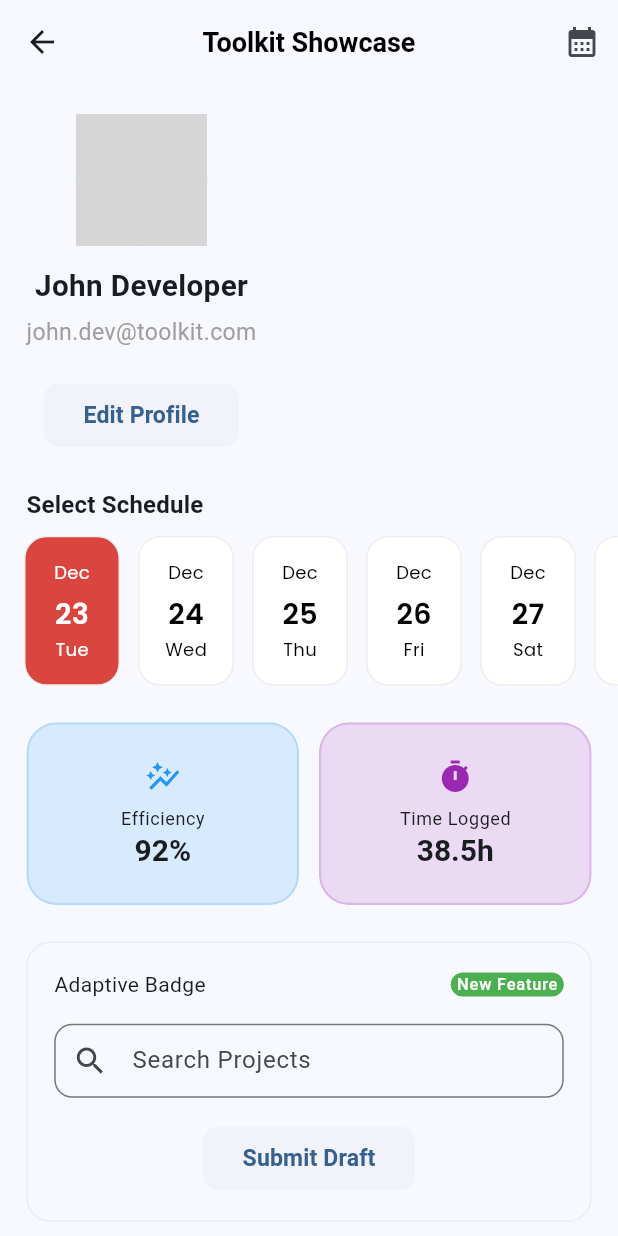
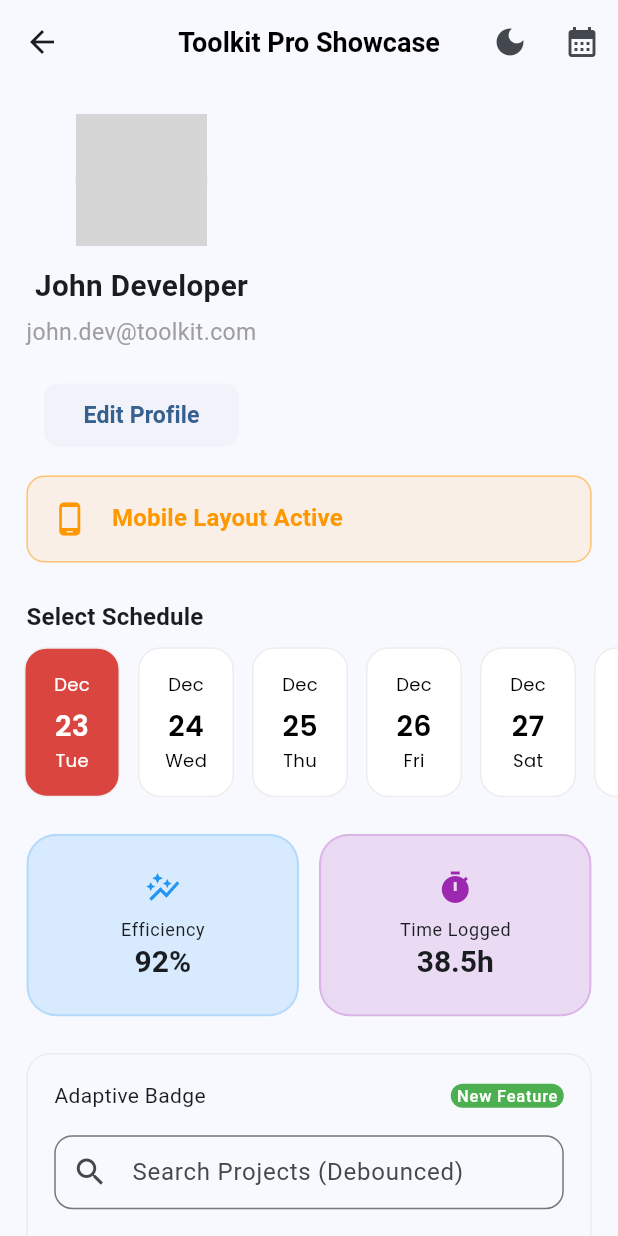
Before and after one commit to ajutheman/easy_dev_toolkit, a Flutter app: the screen it shows after launch, on a phone screen of 412 x 824 dp. Run offline on Flutter 3.47's test engine with Material 3 defaults, Android fonts, the phone set to English and light mode, and no system bars; our stand-ins replace connectivity_plus, dio, fluttertoast, google_fonts, shared_preferences; missing offline and left inert: encrypt; network calls fail; grey boxes are pictures that could not be loaded.

Commit message:
Release 0.2.0: Pro Upgrade Phase 1

```diff
--- a/example/lib/main.dart
+++ b/example/lib/main.dart
@@ -16,12 +16,18 @@ class DemoApp extends StatelessWidget {
 
   @override
   Widget build(BuildContext context) {
-    return MaterialApp(
-      title: "Easy Dev Toolkit Showcase",
-      debugShowCheckedModeBanner: false,
-      theme: EasyTheme.light(),
-      darkTheme: EasyTheme.dark(),
-      home: const DashboardScreen(),
+    return ListenableBuilder(
+      listenable: EasyTheme.instance,
+      builder: (context, _) {
+        return MaterialApp(
+          title: "Easy Dev Toolkit Pro",
+          debugShowCheckedModeBanner: false,
+          theme: EasyTheme.light(),
+          darkTheme: EasyTheme.dark(),
+          themeMode: EasyTheme.mode,
+          home: const DashboardScreen(),
+        );
+      },
     );
   }
 }
@@ -37,6 +43,30 @@ class _DashboardScreenState extends State<DashboardScreen> {
   final TextEditingController _searchController = TextEditingController();
   int _selectedDateIndex = 0;
 
+  Widget _responsiveCard(String title, Color color, IconData icon) {
+    return Container(
+      padding: EdgeInsets.all(AppSpacing.md),
+      decoration: BoxDecoration(
+        color: color.withValues(alpha: 0.1),
+        borderRadius: AppRadius.roundedMd,
+        border: Border.all(color: color.withValues(alpha: 0.5)),
+      ),
+      child: Row(
+        children: [
+          Icon(icon, color: color),
+          AppSpacing.gutterMd,
+          Text(
+            title,
+            style: context.textTheme.titleMedium?.copyWith(
+              color: color,
+              fontWeight: FontWeight.bold,
+            ),
+          ),
+        ],
+      ),
+    );
+  }
+
   @override
   Widget build(BuildContext context) {
     // Initialize responsive sizing
@@ -44,8 +74,12 @@ class _DashboardScreenState extends State<DashboardScreen> {
 
     return Scaffold(
       appBar: EasyAppBar.simple(
-        title: "Toolkit Showcase",
+        title: "Toolkit Pro Showcase",
         actions: [
+          IconButton(
+            icon: Icon(context.isDarkMode ? Icons.light_mode : Icons.dark_mode),
+            onPressed: () => EasyTheme.toggle(),
+          ),
           IconButton(
             icon: const Icon(Icons.calendar_month),
             onPressed: () => context.push(const FullCalendarScreen()),
@@ -66,6 +100,18 @@ class _DashboardScreenState extends State<DashboardScreen> {
                 name: "John Developer",
                 email: "john.dev@toolkit.com",
                 avatar: "https://i.pravatar.cc/150?u=a042581f4e29026704d",
+              ),
+            ),
+
+            SizedBox(height: 16.h),
+
+            // Pro: Responsive Builder Section
+            Padding(
+              padding: EdgeInsets.symmetric(horizontal: 16.w),
+              child: ResponsiveBuilder(
+                mobile: _responsiveCard("Mobile Layout Active", Colors.orange, Icons.phone_android),
+                tablet: _responsiveCard("Tablet Layout Active", Colors.green, Icons.tablet_mac),
+                desktop: _responsiveCard("Desktop Layout Active", Colors.blue, Icons.desktop_windows),
               ),
             ),
 
@@ -158,8 +204,13 @@ class _DashboardScreenState extends State<DashboardScreen> {
                     SizedBox(height: 16.h),
                     AdaptiveTextField(
                       controller: _searchController,
-                      label: "Search Projects",
+                      label: "Search Projects (Debounced)",
                       prefixIcon: const Icon(Icons.search),
+                      onChanged: (val) {
+                        EasyDebounce.run("search", AppDurations.medium, () {
+                          EasyToast.show("Debounced Search: $val");
+                        });
+                      },
                     ),
                     SizedBox(height: 16.h),
                     AdaptiveButton.filled(
--- a/lib/core/app_theme.dart
+++ b/lib/core/app_theme.dart
@@ -1,7 +1,28 @@
 import 'package:flutter/material.dart';
 
-class EasyTheme {
-  static ThemeData light({Color primary = Colors.blue}) {
+class EasyTheme extends ChangeNotifier {
+  static final EasyTheme instance = EasyTheme._();
+  EasyTheme._();
+
+  ThemeMode _mode = ThemeMode.light;
+
+  /// Current theme mode (light, dark, or system)
+  static ThemeMode get mode => instance._mode;
+
+  /// Toggle between light and dark modes
+  static void toggle() {
+    instance._mode =
+        instance._mode == ThemeMode.dark ? ThemeMode.light : ThemeMode.dark;
+    instance.notifyListeners();
+  }
+
+  /// Explicitly set the theme mode
+  static void set(ThemeMode mode) {
+    instance._mode = mode;
+    instance.notifyListeners();
+  }
+
+  static ThemeData light({Color primary = const Color(0xFF2196F3)}) {
     return ThemeData(
       colorScheme: ColorScheme.fromSeed(seedColor: primary),
       useMaterial3: true,
@@ -25,7 +46,7 @@ class EasyTheme {
     );
   }
 
-  static ThemeData dark({Color primary = Colors.blue}) {
+  static ThemeData dark({Color primary = const Color(0xFF2196F3)}) {
     final base = ThemeData.dark(useMaterial3: true);
     return base.copyWith(
       colorScheme: ColorScheme.fromSeed(
@@ -51,4 +72,16 @@ class EasyTheme {
       ),
     );
   }
+
+  /// AMOLED theme variant
+  static ThemeData amoled() {
+    return dark(primary: Colors.blue).copyWith(
+      scaffoldBackgroundColor: Colors.black,
+      colorScheme: ColorScheme.fromSeed(
+        seedColor: Colors.blue,
+        brightness: Brightness.dark,
+        surface: Colors.black,
+      ),
+    );
+  }
 }
--- a/lib/core/breakpoints.dart
+++ b/lib/core/breakpoints.dart
@@ -1,8 +1,4 @@
-import 'size_config.dart';
-
-class BreakPoints {
-  static bool get isPhone => SizeConfig.screenWidth < 600;
-  static bool get isTablet =>
-      SizeConfig.screenWidth >= 600 && SizeConfig.screenWidth < 1024;
-  static bool get isDesktop => SizeConfig.screenWidth >= 1024;
+class Breakpoints {
+  static const double tablet = 600.0;
+  static const double desktop = 1200.0;
 }
--- /dev/null
+++ b/lib/core/responsive_builder.dart
@@ -0,0 +1,33 @@
+import 'package:flutter/material.dart';
+import 'breakpoints.dart';
+
+/// A widget that builds different layouts based on the screen width.
+///
+/// It uses the breakpoints defined in [Breakpoints] to decide which layout to show.
+class ResponsiveBuilder extends StatelessWidget {
+  final Widget mobile;
+  final Widget? tablet;
+  final Widget? desktop;
+
+  const ResponsiveBuilder({
+    super.key,
+    required this.mobile,
+    this.tablet,
+    this.desktop,
+  });
+
+  @override
+  Widget build(BuildContext context) {
+    return LayoutBuilder(
+      builder: (context, constraints) {
+        if (constraints.maxWidth >= Breakpoints.desktop) {
+          return desktop ?? tablet ?? mobile;
+        }
+        if (constraints.maxWidth >= Breakpoints.tablet) {
+          return tablet ?? mobile;
+        }
+        return mobile;
+      },
+    );
+  }
+}
--- /dev/null
+++ b/lib/design_system/app_tokens.dart
@@ -0,0 +1,41 @@
+import 'package:flutter/material.dart';
+
+/// Standardized border radius tokens for the design system.
+class AppRadius {
+  static const double xs = 4.0;
+  static const double sm = 8.0;
+  static const double md = 12.0;
+  static const double lg = 16.0;
+  static const double xl = 24.0;
+  static const double circular = 999.0;
+
+  static BorderRadius get roundedXs => BorderRadius.circular(xs);
+  static BorderRadius get roundedSm => BorderRadius.circular(sm);
+  static BorderRadius get roundedMd => BorderRadius.circular(md);
+  static BorderRadius get roundedLg => BorderRadius.circular(lg);
+  static BorderRadius get roundedXl => BorderRadius.circular(xl);
+  static BorderRadius get roundedCircular => BorderRadius.circular(circular);
+}
+
+/// Standardized spacing tokens for consistent margins and gaps.
+class AppSpacing {
+  static const double xs = 4.0;
+  static const double sm = 8.0;
+  static const double md = 16.0;
+  static const double lg = 24.0;
+  static const double xl = 32.0;
+  static const double xxl = 48.0;
+
+  static const SizedBox gutterXs = SizedBox(width: xs, height: xs);
+  static const SizedBox gutterSm = SizedBox(width: sm, height: sm);
+  static const SizedBox gutterMd = SizedBox(width: md, height: md);
+  static const SizedBox gutterLg = SizedBox(width: lg, height: lg);
+  static const SizedBox gutterXl = SizedBox(width: xl, height: xl);
+}
+
+/// Standardized animation duration tokens.
+class AppDurations {
+  static const Duration fast = Duration(milliseconds: 200);
+  static const Duration medium = Duration(milliseconds: 400);
+  static const Duration slow = Duration(milliseconds: 600);
+}
--- a/lib/easy_dev_toolkit.dart
+++ b/lib/easy_dev_toolkit.dart
@@ -1,6 +1,8 @@
 // Core
 export 'core/size_config.dart';
 export 'core/responsive_extensions.dart';
+export 'core/state_extensions.dart';
+export 'core/responsive_builder.dart';
 export 'core/breakpoints.dart';
 export 'core/app_theme.dart';
 export 'core/context_extensions.dart';
@@ -9,6 +11,7 @@ export 'core/context_extensions.dart';
 export 'design_system/spacing.dart';
 export 'design_system/radius.dart';
 export 'design_system/shadows.dart';
+export 'design_system/app_tokens.dart';
 
 // Network
 export 'network/connectivity_service.dart';
@@ -60,5 +63,6 @@ export 'showcase/profile_header.dart';
 export 'utils/logger.dart';
 export 'utils/toast.dart';
 export 'utils/validator.dart';
+export 'utils/lifecycle_helpers.dart';
 export 'utils/string_extensions.dart';
 export 'utils/datetime_extensions.dart';
--- /dev/null
+++ b/lib/utils/lifecycle_helpers.dart
@@ -0,0 +1,40 @@
+import 'dart:async';
+import 'package:flutter/foundation.dart';
+
+/// A simple debouncer to limit the frequency of function execution.
+class EasyDebounce {
+  static final Map<String, Timer> _timers = {};
+
+  /// Runs the [action] after the specified [duration].
+  ///
+  /// If the same [tag] is provided before the timer expires, the previous
+  /// timer is cancelled and a new one starts.
+  static void run(String tag, Duration duration, VoidCallback action) {
+    _timers[tag]?.cancel();
+    _timers[tag] = Timer(duration, () {
+      action();
+      _timers.remove(tag);
+    });
+  }
+
+  /// Cancels a pending debounce action.
+  static void cancel(String tag) {
+    _timers[tag]?.cancel();
+    _timers.remove(tag);
+  }
+}
+
+/// A simple throttler to ensure a function is not called more than once
+/// within a specified duration.
+class EasyThrottle {
+  static final Map<String, bool> _active = {};
+
+  /// Runs the [action] immediately if it hasn't been run within the last [duration].
+  static void run(String tag, Duration duration, VoidCallback action) {
+    if (_active[tag] == true) return;
+
+    action();
+    _active[tag] = true;
+    Timer(duration, () => _active.remove(tag));
+  }
+}
--- a/lib/widgets/cards/glass_card.dart
+++ b/lib/widgets/cards/glass_card.dart
@@ -21,12 +21,15 @@ class GlassCard extends StatelessWidget {
     this.opacity = 0.1,
     this.borderRadius = 20.0,
     this.color = Colors.white,
+    this.gradient,
     this.padding,
     this.margin,
     this.width,
     this.height,
     this.border,
   });
+
+  final Gradient? gradient;
 
   @override
   Widget build(BuildContext context) {
@@ -41,7 +44,8 @@ class GlassCard extends StatelessWidget {
           child: Container(
             padding: padding,
             decoration: BoxDecoration(
-              color: color.withValues(alpha: opacity),
+              color: gradient == null ? color.withValues(alpha: opacity) : null,
+              gradient: gradient,
               borderRadius: BorderRadius.circular(borderRadius),
               border: border ??
                   Border.all(
--- a/lib/widgets/textfields/adaptive_textfield.dart
+++ b/lib/widgets/textfields/adaptive_textfield.dart
@@ -22,7 +22,10 @@ class AdaptiveTextField extends StatelessWidget {
     this.prefixIcon,
     this.suffixIcon,
     this.validator,
+    this.onChanged,
   });
+
+  final ValueChanged<String>? onChanged;
 
   @override
   Widget build(BuildContext context) {
@@ -37,6 +40,7 @@ class AdaptiveTextField extends StatelessWidget {
         validator: validator,
         style: TextStyle(fontSize: 15.sp),
         prefix: prefixIcon,
+        onChanged: onChanged,
       );
     }
 
@@ -45,6 +49,7 @@ class AdaptiveTextField extends StatelessWidget {
       obscureText: obscure,
       keyboardType: keyboardType,
       validator: validator,
+      onChanged: onChanged,
       style: TextStyle(fontSize: 15.sp),
       decoration: InputDecoration(
         labelText: label,
--- a/pubspec.yaml
+++ b/pubspec.yaml
@@ -1,6 +1,6 @@
 name: easy_dev_toolkit
 description: A comprehensive Flutter toolkit with responsive sizing, adaptive widgets, networking, and storage utilities.
-version: 0.1.6
+version: 0.2.0
 homepage: https://github.com/ajutheman/easy_dev_toolkit
 repository: https://github.com/ajutheman/easy_dev_toolkit
 issue_tracker: https://github.com/ajutheman/easy_dev_toolkit/issues
```
Also changed, not shown: lib/core/context_extensions.dart (+20 -0 lines), lib/core/state_extensions.dart (added, +14 -0 lines), lib/layout_engine/adaptive_grid.dart (+6 -5 lines), 2 other files.
